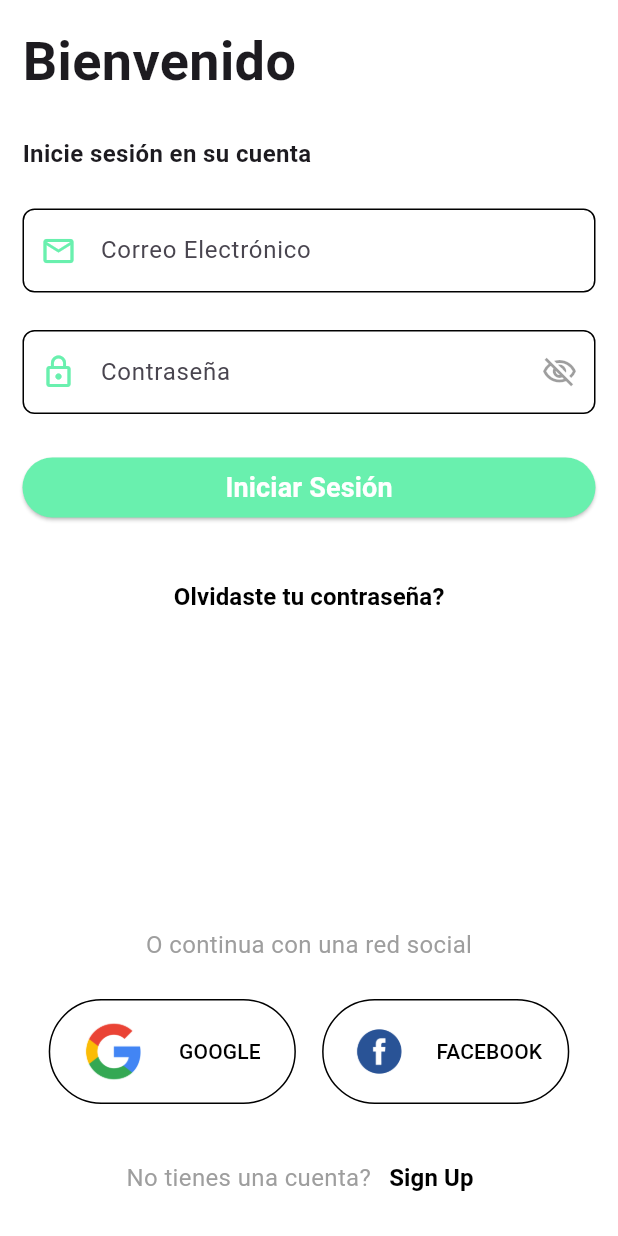
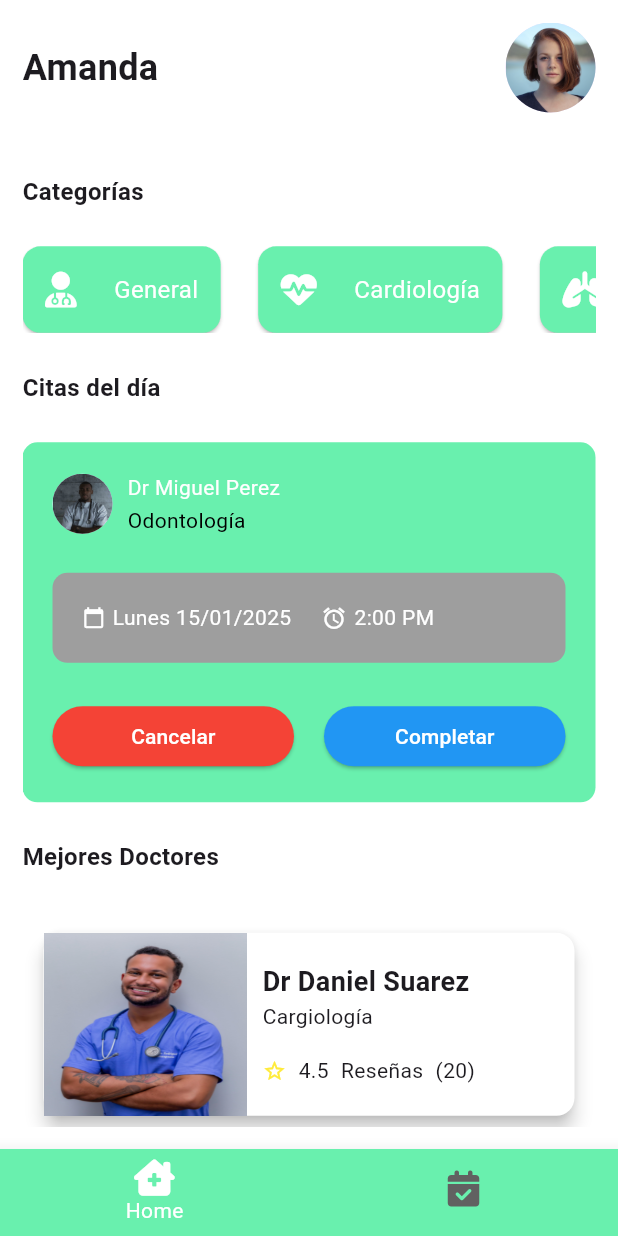
Before and after one commit to Sebaescu/citas_doctor, a Flutter app: the screen it shows after launch, after a tap on "Iniciar Sesión", on a phone screen of 412 x 824 dp. Run offline on Flutter 3.47's test engine with Material 3 defaults, Android fonts, the light colour scheme and no system bars; our stand-ins replace font_awesome_flutter, rating_dialog, shared_preferences.

Commit message:
Se implemento la pagina principal con sus componentes

```diff
--- /dev/null
+++ b/lib/components/appointment_card.dart
@@ -0,0 +1,148 @@
+import 'package:citas_doctor/main.dart';
+import 'package:citas_doctor/utils/config.dart';
+import 'package:flutter/material.dart';
+import 'package:rating_dialog/rating_dialog.dart';
+import 'package:shared_preferences/shared_preferences.dart';
+
+class AppointmentCard extends StatefulWidget {
+  AppointmentCard({Key? key}): super(key: key);
+
+  @override
+  State<AppointmentCard> createState() => _AppointmentCardState();
+}
+
+class _AppointmentCardState extends State<AppointmentCard> {
+  @override
+  Widget build(BuildContext context) {
+    return Container(
+      width: double.infinity,
+      decoration: BoxDecoration(
+        color: Config.primaryColor,
+        borderRadius: BorderRadius.circular(10),
+      ),
+      child: Material(
+        color: Colors.transparent,
+        child: Padding(
+          padding: const EdgeInsets.all(20),
+          child: Column(
+            children: <Widget>[
+              Row(
+                children: [
+                  const CircleAvatar(
+                    backgroundImage: AssetImage(
+                        'assets/doctor_1.jpg'),
+                  ),
+                  const SizedBox(
+                    width: 10,
+                  ),
+                  Column(
+                    mainAxisAlignment: MainAxisAlignment.center,
+                    crossAxisAlignment: CrossAxisAlignment.start,
+                    children: const <Widget>[
+                      Text(
+                        'Dr Miguel Perez',
+                        style: TextStyle(color: Colors.white),
+                      ),
+                      SizedBox(
+                        height: 2,
+                      ),
+                      Text(
+                        'Odontología',
+                        style: TextStyle(color: Colors.black),
+                      )
+                    ],
+                  ),
+                ],
+              ),
+              Config.spaceSmall,
+              ScheduleCard(),
+              Config.spaceSmall,
+              Row(
+                mainAxisAlignment: MainAxisAlignment.spaceBetween,
+                children: [
+                  Expanded(
+                    child: ElevatedButton(
+                      style: ElevatedButton.styleFrom(
+                        backgroundColor: Colors.red,
+                      ),
+                      child: const Text(
+                        'Cancelar',
+                        style: TextStyle(color: Colors.white),
+                      ),
+                      onPressed: () {},
+                    ),
+                  ),
+                  const SizedBox(
+                    width: 20,
+                  ),
+                  Expanded(
+                    child: ElevatedButton(
+                      style: ElevatedButton.styleFrom(
+                        backgroundColor: Colors.blue,
+                      ),
+                      child: const Text(
+                        'Completar',
+                        style: TextStyle(color: Colors.white),
+                      ),
+                      onPressed: () {},
+                    ),
+                  ),
+                ],
+              ),
+            ],
+          ),
+        ),
+      ),
+    );
+  }
+}
+
+//Schedule Widget
+class ScheduleCard extends StatelessWidget {
+  const ScheduleCard({Key? key}) : super(key: key);
+
+  @override
+  Widget build(BuildContext context) {
+    return Container(
+      decoration: BoxDecoration(
+        color: Colors.grey,
+        borderRadius: BorderRadius.circular(10),
+      ),
+      width: double.infinity,
+      padding: const EdgeInsets.all(20),
+      child: Row(
+        crossAxisAlignment: CrossAxisAlignment.center,
+        children: const <Widget>[
+          Icon(
+            Icons.calendar_today,
+            color: Colors.white,
+            size: 15,
+          ),
+          SizedBox(
+            width: 5,
+          ),
+          Text(
+            'Lunes 15/01/2025',
+            style: TextStyle(color: Colors.white),
+          ),
+          SizedBox(
+            width: 20,
+          ),
+          Icon(
+            Icons.access_alarm,
+            color: Colors.white,
+            size: 17,
+          ),
+          SizedBox(
+            width: 5,
+          ),
+          Flexible(
+              child: Text(
+            '2:00 PM',
+            style: TextStyle(color: Colors.white),
+          ))
+        ],
+      ),
+    );
+  }
+}
--- /dev/null
+++ b/lib/components/doctor_card.dart
@@ -0,0 +1,89 @@
+import 'package:citas_doctor/main.dart';
+import 'package:citas_doctor/utils/config.dart';
+import 'package:flutter/material.dart';
+
+class DoctorCard extends StatelessWidget {
+  const DoctorCard({
+    Key? key,
+  }) : super(key: key);
+
+
+  @override
+  Widget build(BuildContext context) {
+    Config().init(context);
+    return Container(
+      padding: const EdgeInsets.symmetric(horizontal: 10, vertical: 10),
+      height: 150,
+      child: GestureDetector(
+        child: Card(
+          elevation: 5,
+          color: Colors.white,
+          child: Row(
+            children: [
+              SizedBox(
+                width: Config.widthSize * 0.33,
+                child: Image.asset(
+                  'assets/doctor_2.jpg',
+                  fit: BoxFit.fill,
+                ),
+              ),
+              Flexible(
+                child: Padding(
+                  padding:
+                      const EdgeInsets.symmetric(horizontal: 10, vertical: 20),
+                  child: Column(
+                    crossAxisAlignment: CrossAxisAlignment.start,
+                    children: <Widget>[
+                      const Text(
+                        'Dr Daniel Suarez',
+                        style: TextStyle(
+                          fontSize: 18,
+                          fontWeight: FontWeight.bold,
+                        ),
+                      ),
+                      const Text(
+                        'Cargiología',
+                        style: TextStyle(
+                          fontSize: 14,
+                          fontWeight: FontWeight.normal,
+                        ),
+                      ),
+                      Spacer(),
+                      Row(
+                        mainAxisAlignment: MainAxisAlignment.start,
+                        children: <Widget>[
+                          const Icon(
+                            Icons.star_border,
+                            color: Colors.yellow,
+                            size: 16,
+                          ),
+                          const Spacer(
+                            flex: 1,
+                          ),
+                          const Text('4.5'),
+                          const Spacer(
+                            flex: 1,
+                          ),
+                          const Text('Reseñas'),
+                          const Spacer(
+                            flex: 1,
+                          ),
+                          const Text('(20)'),
+                          const Spacer(
+                            flex: 7,
+                          ),
+                        ],
+                      ),
+                    ],
+                  ),
+                ),
+              ),
+            ],
+          ),
+        ),
+        onTap: () {
+        },
+      ),
+    );
+  }
+}
--- a/lib/components/login_form.dart
+++ b/lib/components/login_form.dart
@@ -67,7 +67,9 @@ class _LoginFormState extends State<LoginForm> {
           Button(
             width: double.infinity,
             title: 'Iniciar Sesión',
-            onPressed: () {},
+            onPressed: () {
+              Navigator.of(context).pushNamed('main');
+            },
             disable: false,
           )
         ],
--- a/lib/main_layout.dart
+++ b/lib/main_layout.dart
@@ -1,5 +1,8 @@
 
 import 'package:flutter/material.dart';
+import 'package:citas_doctor/screens/appointment_page.dart';
+import 'package:citas_doctor/screens/home_page.dart';
+import 'package:font_awesome_flutter/font_awesome_flutter.dart';
 
 class MainLayout extends StatefulWidget {
   const MainLayout({super.key});
@@ -9,8 +12,47 @@ class MainLayout extends StatefulWidget {
 }
 
 class _MainLayoutState extends State<MainLayout> {
+  int currentPage = 0;
+  final PageController _page = PageController();
   @override
   Widget build(BuildContext context) {
-    return Scaffold();
+    return Scaffold(
+      body: PageView(
+        controller: _page,
+        onPageChanged: ((value) {
+          setState(() {
+            currentPage = value;
+          });
+        }),
+        children: <Widget>[
+          const HomePage(),
+          const AppointmentPage(),
+        ],
+      ),
+      bottomNavigationBar: BottomNavigationBar(
+        currentIndex: currentPage,
+        onTap: (page) {
+          setState(() {
+            currentPage = page;
+            _page.animateToPage(
+              page,
+              duration: const Duration(milliseconds: 500),
+              curve: Curves.easeInOut,
+            );
+          });
+        },
+        items: const <BottomNavigationBarItem>[
+          BottomNavigationBarItem(
+            icon: FaIcon(FontAwesomeIcons.houseChimneyMedical),
+            label: 'Home',
+          ),
+
+          BottomNavigationBarItem(
+            icon: FaIcon(FontAwesomeIcons.solidCalendarCheck),
+            label: 'Appointments',
+          ),
+        ],
+      ),
+    );
   }
 }
--- /dev/null
+++ b/lib/screens/home_page.dart
@@ -0,0 +1,154 @@
+import 'package:citas_doctor/components/appointment_card.dart';
+import 'package:citas_doctor/components/doctor_card.dart';
+import 'package:citas_doctor/utils/config.dart';
+import 'package:flutter/material.dart';
+import 'package:font_awesome_flutter/font_awesome_flutter.dart';
+
+class HomePage extends StatefulWidget {
+  const HomePage({Key? key}) : super(key: key);
+
+  @override
+  State<HomePage> createState() => _HomePageState();
+}
+
+class _HomePageState extends State<HomePage> {
+  Map<String, dynamic> user = {};
+  Map<String, dynamic> doctor = {};
+  List<dynamic> favList = [];
+  List<Map<String, dynamic>> medCat = [
+    {
+      "icon": FontAwesomeIcons.userDoctor,
+      "category": "General",
+    },
+    {
+      "icon": FontAwesomeIcons.heartPulse,
+      "category": "Cardiología",
+    },
+    {
+      "icon": FontAwesomeIcons.lungs,
+      "category": "Respiración",
+    },
+    {
+      "icon": FontAwesomeIcons.hand,
+      "category": "Dermatología",
+    },
+    {
+      "icon": FontAwesomeIcons.personPregnant,
+      "category": "Ginecología",
+    },
+    {
+      "icon": FontAwesomeIcons.teeth,
+      "category": "Odontología",
+    },
+  ];
+
+  @override
+  Widget build(BuildContext context) {
+    Config().init(context);
+
+    return Scaffold(
+      body: Padding(
+        padding: const EdgeInsets.symmetric(
+          horizontal: 15,
+          vertical: 15,
+        ),
+        child: SafeArea(
+          child: SingleChildScrollView(
+            child: Column(
+              mainAxisAlignment: MainAxisAlignment.start,
+              crossAxisAlignment: CrossAxisAlignment.start,
+              children: <Widget>[
+                Row(
+                  mainAxisAlignment: MainAxisAlignment.spaceBetween,
+                  children: const <Widget>[
+                    Text(
+                      'Amanda',
+                      style: TextStyle(
+                        fontSize: 24,
+                        fontWeight: FontWeight.bold,
+                      ),
+                    ),
+                    SizedBox(
+                      child: CircleAvatar(
+                        radius: 30,
+                        backgroundImage: AssetImage('assets/profile1.jpg'),
+                      ),
+                    )
+                  ],
+                ),
+                Config.spaceMedium,
+                const Text(
+                  'Categorías',
+                  style: TextStyle(
+                    fontSize: 16,
+                    fontWeight: FontWeight.bold,
+                  ),
+                ),
+                Config.spaceSmall,
+                SizedBox(
+                  height: Config.heightSize * 0.07,
+                  child: ListView(
+                    scrollDirection: Axis.horizontal,
+                    children: List<Widget>.generate(medCat.length, (index) {
+                      return Card(
+                        margin: const EdgeInsets.only(right: 25),
+                        color: Config.primaryColor,
+                        child: Padding(
+                          padding: const EdgeInsets.symmetric(
+                              horizontal: 15, vertical: 10),
+                          child: Row(
+                            mainAxisAlignment: MainAxisAlignment.spaceAround,
+                            children: <Widget>[
+                              FaIcon(
+                                medCat[index]['icon'],
+                                color: Colors.white,
+                              ),
+                              const SizedBox(
+                                width: 25,
+                              ),
+                              Text(
+                                medCat[index]['category'],
+                                style: const TextStyle(
+                                  fontSize: 16,
+                                  color: Colors.white,
+                                ),
+                              ),
+                            ],
+                          ),
+                        ),
+                      );
+                    }),
+                  ),
+                ),
+                Config.spaceSmall,
+                const Text(
+                  'Citas del día',
+                  style: TextStyle(
+                    fontSize: 16,
+                    fontWeight: FontWeight.bold,
+                  ),
+                ),
+                Config.spaceSmall,
+                AppointmentCard(),
+                Config.spaceSmall,
+                const Text(
+                  'Mejores Doctores',
+                  style: TextStyle(
+                    fontSize: 16,
+                    fontWeight: FontWeight.bold,
+                  ),
+                ),
+                Config.spaceSmall,
+                Column(
+                  children: List.generate(10, (index) {
+                    return DoctorCard();
+                  }),
+                ),
+              ],
+            ),
+          ),
+        ),
+      ),
+    );
+  }
+}
```
Also changed, not shown: lib/screens/appointment_page.dart (added, +297 -0 lines), assets/doctor_1.jpg (added), assets/doctor_2.jpg (added), assets/doctor_3.jpg (added), assets/doctor_4.jpg (added), assets/doctor_5.jpg (added), assets/doctor_6.jpg (added), assets/doctor_7.jpg (added), assets/doctor_8.jpg (added), assets/doctor_9.jpg (added), assets/profile1.jpg (added).
